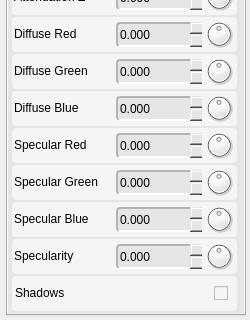
Old version of the form ShaderEditor/qt/project/tweaker.ui in the repository karajensen/shader-editor; both pictures show x 0 to 250 and y 280 to 600 of the 250 by 600 pixel window.
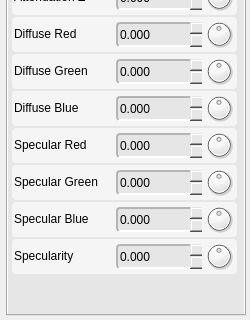
New version of the form. The open tabs and pages were chosen to show the change.

Diff of the .ui file:
```diff
--- a/ShaderEditor/qt/project/tweaker.ui
+++ b/ShaderEditor/qt/project/tweaker.ui
@@ -1298,7 +1298,7 @@
          <x>0</x>
          <y>0</y>
          <width>230</width>
-         <height>571</height>
+         <height>531</height>
         </rect>
        </property>
        <layout class="QVBoxLayout" name="lightLayout">
@@ -3561,112 +3561,6 @@
           </widget>
          </widget>
         </item>
-        <item>
-         <widget class="QFrame" name="shadows">
-          <property name="sizePolicy">
-           <sizepolicy hsizetype="Fixed" vsizetype="Fixed">
-            <horstretch>0</horstretch>
-            <verstretch>0</verstretch>
-           </sizepolicy>
-          </property>
-          <property name="minimumSize">
-           <size>
-            <width>225</width>
-            <height>35</height>
-           </size>
-          </property>
-          <property name="maximumSize">
-           <size>
-            <width>225</width>
-            <height>35</height>
-           </size>
-          </property>
-          <property name="styleSheet">
-           <string notr="true">background-color: rgb(245, 245, 245);
-border-radius: 4px;</string>
-          </property>
-          <property name="frameShape">
-           <enum>QFrame::Panel</enum>
-          </property>
-          <property name="frameShadow">
-           <enum>QFrame::Raised</enum>
-          </property>
-          <widget class="QLabel" name="shadows_lbl">
-           <property name="geometry">
-            <rect>
-             <x>3</x>
-             <y>2</y>
-             <width>100</width>
-             <height>30</height>
-            </rect>
-           </property>
-           <property name="sizePolicy">
-            <sizepolicy hsizetype="Fixed" vsizetype="Fixed">
-             <horstretch>0</horstretch>
-             <verstretch>0</verstretch>
-            </sizepolicy>
-           </property>
-           <property name="minimumSize">
-            <size>
-             <width>100</width>
-             <height>30</height>
-            </size>
-           </property>
-           <property name="maximumSize">
-            <size>
-             <width>100</width>
-             <height>30</height>
-            </size>
-           </property>
-           <property name="font">
-            <font>
-             <weight>50</weight>
-             <bold>false</bold>
-            </font>
-           </property>
-           <property name="text">
-            <string>Shadows</string>
-           </property>
-          </widget>
-          <widget class="QCheckBox" name="shadows_check">
-           <property name="geometry">
-            <rect>
-             <x>106</x>
-             <y>2</y>
-             <width>110</width>
-             <height>30</height>
-            </rect>
-           </property>
-           <property name="sizePolicy">
-            <sizepolicy hsizetype="Fixed" vsizetype="Fixed">
-             <horstretch>0</horstretch>
-             <verstretch>0</verstretch>
-            </sizepolicy>
-           </property>
-           <property name="minimumSize">
-            <size>
-             <width>110</width>
-             <height>30</height>
-            </size>
-           </property>
-           <property name="maximumSize">
-            <size>
-             <width>110</width>
-             <height>30</height>
-            </size>
-           </property>
-           <property name="layoutDirection">
-            <enum>Qt::RightToLeft</enum>
-           </property>
-           <property name="styleSheet">
-            <string notr="true"/>
-           </property>
-           <property name="text">
-            <string/>
-           </property>
-          </widget>
-         </widget>
-        </item>
        </layout>
       </widget>
      </widget>
```
Left out of the diff: 2 changed lines with no effect on the pictures.
